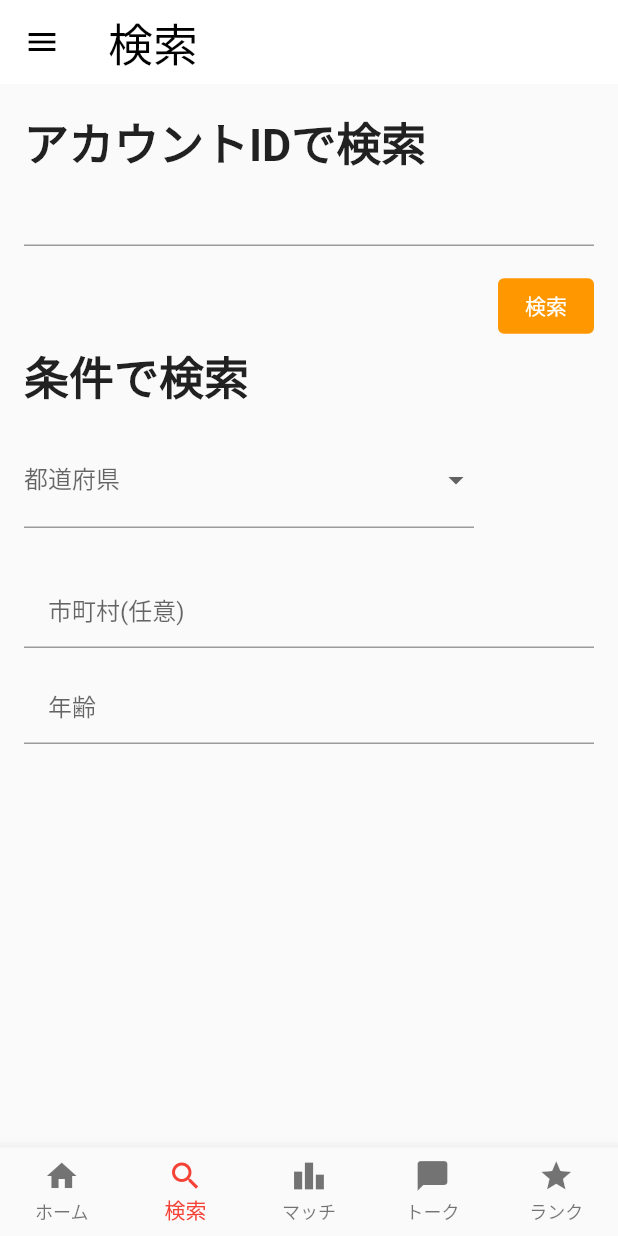
After one commit to yusuke777777/TsuyosukeTennis, a Flutter app: the UnderMenuMove screen opened directly, item 2 of the bottom bar chosen, on a phone screen of 412 x 824 dp. The commit adds this screen. Run offline on Flutter 3.47's test engine with Material 2 defaults, Android fonts, the phone set to English and light mode, and no system bars; our stand-ins replace firebase_auth, firebase_core; accounts and stored records are empty.

Commit message:
検索画面作成途中

```diff
--- /dev/null
+++ b/lib/Page/FindPage.dart
@@ -0,0 +1,161 @@
+import 'package:flutter/material.dart';
+class FindPage extends StatefulWidget {
+  const FindPage({Key? key}) : super(key: key);
+
+  @override
+  State<FindPage> createState() => _FindPageState();
+
+}
+
+class _FindPageState extends State<FindPage> {
+  String? isSelectedItem = null;
+  MaterialColor colorstate = Colors.green;
+  @override
+  Widget build(BuildContext context) {
+    return Scaffold(
+        appBar: AppBar(
+          //appBarの背景色等設定
+          leading: const Icon(Icons.menu,
+              color:Colors.black),
+          elevation: 0.0,
+          backgroundColor: Colors.white,
+          shadowColor:Colors.white,
+
+          title: const Text("検索",
+          style: TextStyle(
+            color:Colors.black,
+            fontSize: 30,
+          ),
+        ),
+    ),
+      body: Padding(
+        padding: const EdgeInsets.all(16),
+        child: Column(
+          crossAxisAlignment: CrossAxisAlignment.start,
+          children: [
+            Text('アカウントIDで検索',
+                style: TextStyle(fontSize: 30, fontWeight: FontWeight.bold)),
+            TextField(
+              decoration: InputDecoration(contentPadding: EdgeInsets.symmetric(horizontal: 16)),
+            ),
+            const SizedBox(height: 16),
+            Align(
+              alignment: const Alignment(1.0, 0.1),
+              child: TextButton(
+                style: ElevatedButton.styleFrom(
+
+                  primary: Colors.orange,
+                  onPrimary: Colors.white,
+                ),
+                onPressed: () {},
+                child: Text('検索'),
+              ),
+            ),
+
+            Text('条件で検索',
+                style: TextStyle(fontSize: 30, fontWeight: FontWeight.bold)),
+            const SizedBox(height: 16),
+
+        SizedBox(
+          width: 300,
+            //都道府県ドロップダウン
+            child:DropdownButtonFormField(
+              decoration: InputDecoration(
+                labelText: '都道府県',
+              ),
+              //ドロップダウンの中身
+              items: const [
+                DropdownMenuItem(
+                  child: Text('北海道'),
+                  value: '北海道',
+                ),
+                DropdownMenuItem(
+                  child: Text('東京'),
+                  value: '青森',
+                ),
+                DropdownMenuItem(
+                  child: Text('沖縄'),
+                  value: '沖縄',
+                ),
+              ],
+              onChanged: (String? value) {
+              setState(() {
+                isSelectedItem = value;
+              });
+            },
+              //7
+              value: isSelectedItem,
+              isExpanded: true,
+              //6
+
+            ),
+        ),
+            const SizedBox(
+              height: 32,
+            ),
+
+            //市町村
+            TextField(
+              decoration: InputDecoration(
+                  contentPadding: EdgeInsets.symmetric(horizontal: 16),
+                  labelText: "市町村(任意)"),
+            ),
+
+            const SizedBox(height: 16),
+
+            TextField(
+              decoration: InputDecoration(
+                  contentPadding: EdgeInsets.symmetric(horizontal: 16),
+                  labelText: "年齢"),
+            ),
+
+            // Text('　種別(複数選択可)',
+            //     style: TextStyle(fontSize: 20, fontWeight: FontWeight.bold)),
+            // const SizedBox(height: 16),
+            //
+            // TextButton(
+            //   child: Text('シングルス'),
+            //   onPressed: () {},
+            //   style: ButtonStyle(
+            //     backgroundColor: MaterialStateProperty.resolveWith<Color>((Set<MaterialState> states){
+            //   if (states.contains(MaterialState.pressed)) {
+            //     if(colorstate ==Colors.green){
+            //       colorstate = Colors.pink;
+            //     }
+            //     else{
+            //       colorstate =Colors.green;
+            //     }
+            //   }
+            //   return colorstate; //タップ中の色
+            //   },
+            //   ),
+            //   ),
+            // ),
+            //
+            // TextButton(
+            //   child: Text('ダブルス'),
+            //   onPressed: () {},
+            //   style: ButtonStyle(
+            //     backgroundColor: MaterialStateProperty.resolveWith<Color>((Set<MaterialState> states){
+            //       if (states.contains(MaterialState.pressed)) {
+            //         if(colorstate ==Colors.green){
+            //           colorstate = Colors.pink;
+            //         }
+            //         else{
+            //           colorstate =Colors.green;
+            //         }
+            //       }
+            //       return colorstate; //タップ中の色
+            //     },
+            //     ),
+            //   ),
+            // )
+          ],
+        ),
+      ),
+    );
+
+    // TODO: implement build
+  }
+
+}
--- a/lib/Page/SigninPage.dart
+++ b/lib/Page/SigninPage.dart
@@ -3,8 +3,8 @@ import 'package:provider/provider.dart';
 import '../FireBase/SigninModel.dart';
 import '../FireBase/TextDaialog.dart';
 import '../FireBase/WillPopScope.dart';
+import '../UnderMenuMove.dart';
 import 'SignupPage.dart';
-import 'HomePage.dart';
 import 'PasswordForgetPage.dart';
 
 
@@ -99,7 +99,7 @@ class SignInPage extends StatelessWidget {
                                     await Navigator.pushReplacement(
                                       context,
                                       MaterialPageRoute(
-                                        builder: (context) => HomePage(),
+                                        builder: (context) => UnderMenuMove(),
                                       ),
                                     );
                                   } catch (e) {
--- /dev/null
+++ b/lib/UnderMenuMove.dart
@@ -0,0 +1,47 @@
+import 'package:flutter/material.dart';
+import 'package:tsuyosuke_tennis_ap/Page/FindPage.dart';
+import 'package:tsuyosuke_tennis_ap/Page/HomePage.dart';
+
+/**
+ * 下部メニューの動きを制御するクラス
+ */
+class UnderMenuMove extends StatefulWidget {
+  const UnderMenuMove({Key? key}) : super(key: key);
+
+  @override
+  State<UnderMenuMove> createState() => _UnderMenuMoveState();
+}
+
+class _UnderMenuMoveState extends State<UnderMenuMove> {
+  static const _screens = [
+    HomePage(),
+    FindPage(),
+  ];
+
+  int _selectedIndex = 0;
+
+  void _onItemTapped(int index) {
+    setState(() {
+      _selectedIndex = index;
+    });
+  }
+
+  @override
+  Widget build(BuildContext context) {
+    return Scaffold(
+        body: _screens[_selectedIndex],
+        bottomNavigationBar: BottomNavigationBar(
+          currentIndex: _selectedIndex,
+          onTap: _onItemTapped,
+          items: const <BottomNavigationBarItem>[
+            BottomNavigationBarItem(icon: Icon(Icons.home), label: 'ホーム'),
+            BottomNavigationBarItem(icon: Icon(Icons.search), label: '検索'),
+            BottomNavigationBarItem(
+                icon: Icon(Icons.leaderboard), label: 'マッチ'),
+            BottomNavigationBarItem(icon: Icon(Icons.chat_bubble), label: 'トーク'),
+            BottomNavigationBarItem(icon: Icon(Icons.star), label: 'ランク'),
+          ],
+          type: BottomNavigationBarType.fixed,
+        ));
+  }
+}
--- a/lib/main.dart
+++ b/lib/main.dart
@@ -1,6 +1,5 @@
 import 'package:firebase_core/firebase_core.dart';
 import 'package:flutter/material.dart';
-
 import 'Page/SigninPage.dart';
 
 void main() async{
@@ -29,7 +28,7 @@ class MyApp extends StatelessWidget {
         // is not restarted.
         primarySwatch: Colors.red,
       ),
-      home:  SignInPage(),
+      home: SignInPage(),
     );
   }
 }
```
Also changed, not shown: lib/Page/HomePage.dart (+4 -7 lines), 2 other files.
